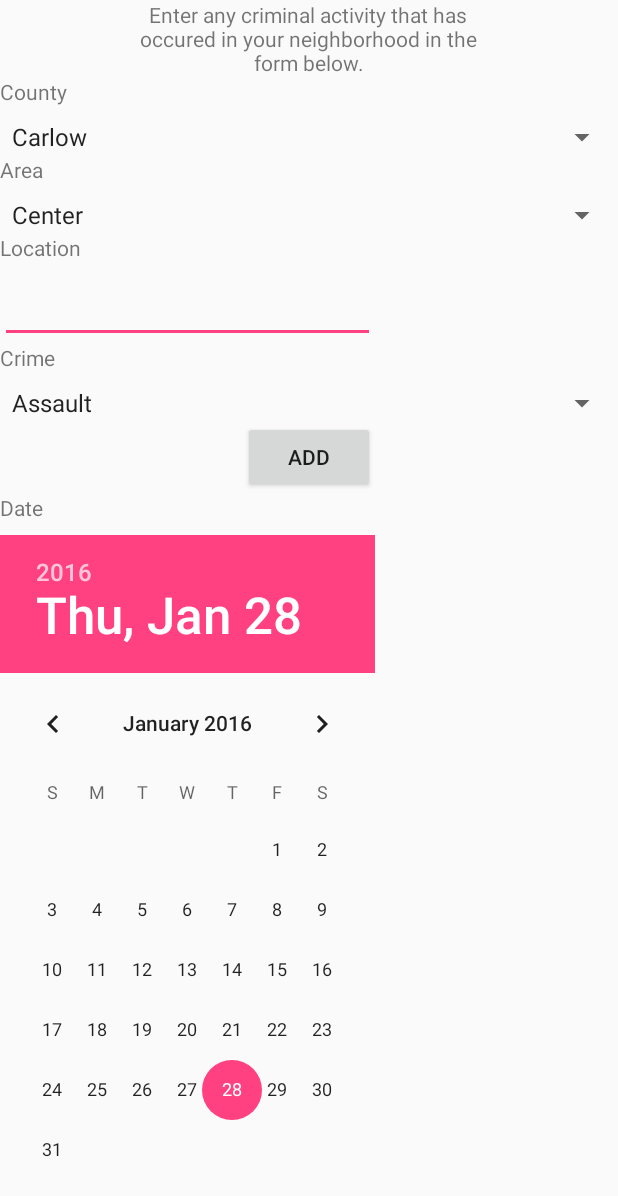
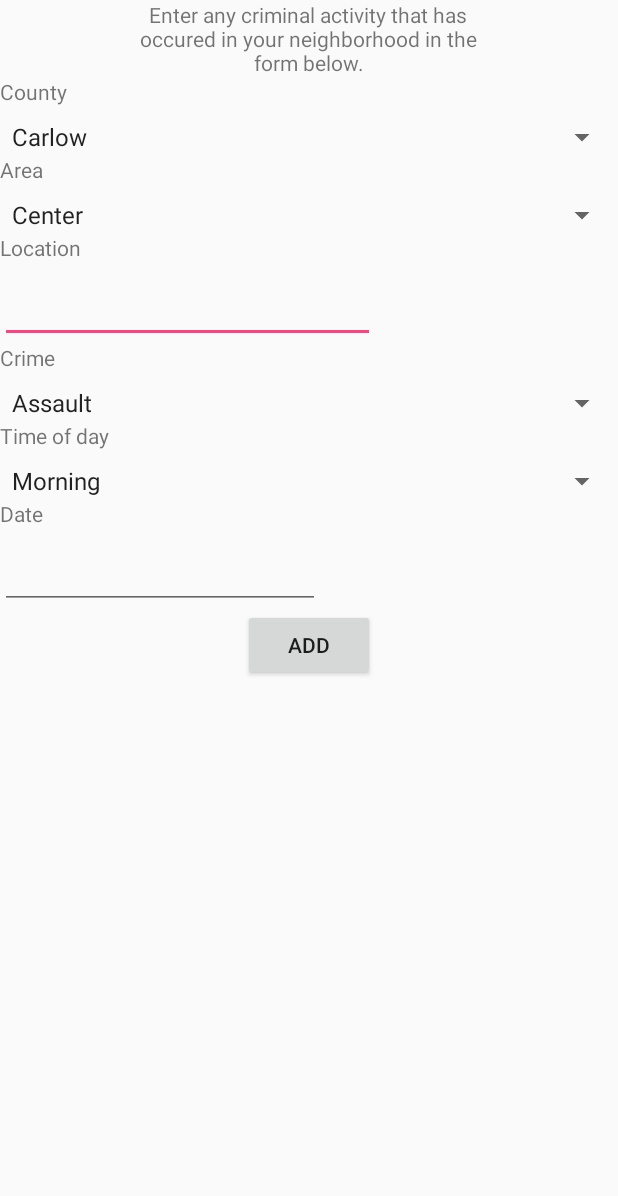
Before and after one commit to CillinLyons/Map, an Android app: the CrimeInput screen opened directly, with no data from a screen before it, on a phone screen of 412 x 824 dp. Shown: the top 1196 px of the screen. Run offline under Robolectric (Android 15) with nearby library versions, the phone set to English and light mode, and no system bars; libraries missing offline, so code that uses them is left out: com.microsoft.windowsazure; 3 statements that could not run were skipped.

Commit message:
Crime input complete. Login and register XML pages set up.

```diff
--- a/app/src/main/java/com/example/cillin/map/CrimeInput.java
+++ b/app/src/main/java/com/example/cillin/map/CrimeInput.java
@@ -2,6 +2,7 @@ package com.example.cillin.map;
 
 import android.app.Activity;
 import android.app.AlertDialog;
+import android.content.ContentValues;
 import android.os.AsyncTask;
 import android.os.Build;
 import android.os.Bundle;
@@ -9,10 +10,12 @@ import android.view.Menu;
 import android.view.View;
 import android.widget.AdapterView;
 import android.widget.ArrayAdapter;
+import android.widget.DatePicker;
 import android.widget.EditText;
 import android.widget.ProgressBar;
 import android.widget.Spinner;
 import android.support.v4.app.DialogFragment;
+
 
 import com.google.common.util.concurrent.FutureCallback;
 import com.google.common.util.concurrent.Futures;
@@ -32,7 +35,12 @@ import com.microsoft.windowsazure.mobileservices.table.sync.localstore.SQLiteLoc
 import com.microsoft.windowsazure.mobileservices.table.sync.synchandler.SimpleSyncHandler;
 
 import java.net.MalformedURLException;
+import java.text.DateFormat;
+import java.text.SimpleDateFormat;
+import java.util.Calendar;
+import java.util.Date;
 import java.util.HashMap;
+import java.util.Locale;
 import java.util.Map;
 import java.util.concurrent.ExecutionException;
 
@@ -54,6 +62,10 @@ public class CrimeInput extends  Activity
     private Spinner crimeSpinnerVar;
     private Spinner countySpinnerVar;
     private Spinner areaSpinnerVar;
+    private Spinner timeSpinnerVar;
+    //private DatePicker datePickerVar;
+    private EditText dateTextVar;
+
 
     /**
      * Progress spinner to use for table operations
@@ -99,6 +111,8 @@ public class CrimeInput extends  Activity
         countySpinnerVar = (Spinner) findViewById(R.id.countySpinner);
         areaSpinnerVar = (Spinner) findViewById(R.id.areaSpinner);
         locationTextVar = (EditText) findViewById(R.id.locationText);
+        timeSpinnerVar = (Spinner) findViewById(R.id.timeSpinner);
+        dateTextVar = (EditText) findViewById(R.id.dateText);
 
         // Create an ArrayAdapter using the string array and a default spinner layout
         ArrayAdapter<CharSequence> crime_adapter = ArrayAdapter.createFromResource(this,
@@ -107,6 +121,8 @@ public class CrimeInput extends  Activity
         crime_adapter.setDropDownViewResource(android.R.layout.simple_spinner_dropdown_item);
         // Apply the adapter to the spinner
         crimeSpinnerVar.setAdapter(crime_adapter);
+        //crimeSpinnerVar.setOnItemSelectedListener(new AdapterView.OnItemClickListener());
+
 
         // Create an ArrayAdapter using the string array and a default spinner layout
         ArrayAdapter<CharSequence> counties_adapter = ArrayAdapter.createFromResource(this,
@@ -123,23 +139,38 @@ public class CrimeInput extends  Activity
         area_adapter.setDropDownViewResource(android.R.layout.simple_spinner_dropdown_item);
         // Apply the adapter to the spinner
         areaSpinnerVar.setAdapter(area_adapter);
+
+        // Create an ArrayAdapter using the string array and a default spinner layout
+        ArrayAdapter<CharSequence> time_adapter = ArrayAdapter.createFromResource(this,
+                R.array.time_array, android.R.layout.simple_spinner_item);
+        // Specify the layout to use when the list of choices appears
+        time_adapter.setDropDownViewResource(android.R.layout.simple_spinner_dropdown_item);
+        // Apply the adapter to the spinner
+        timeSpinnerVar.setAdapter(time_adapter);
     }
-
-
-    /**
-     * Initializes the activity menu
-     */
-    /*@Override
-    public boolean onCreateOptionsMenu(Menu menu) {
-        getMenuInflater().inflate(R.menu.crime_input, menu);
-        return true;
-    }*/
 
     /**
      * Add a new item
      *
      * @param view The view that originated the call
+     *
      */
+
+    /*public  void onDateSet(DatePicker view,int year,int monthOfYear, int dayOfMonth) {
+        dateTime.set(year,monthOfYear,dayOfMonth);
+
+        int Year = year;   // Here you can get day,month and year.
+        int month = monthOfYear;
+        int day = dayOfMonth;
+
+        ContentValues values = new ContentValues();
+
+        values.put("Day",dayOfMonth);
+        values.put("Month",monthOfYear);
+        values.put("Year",year);
+
+    }*/
+
     public void addItem(View view) {
         if (mClient == null) {
             return;
@@ -149,14 +180,30 @@ public class CrimeInput extends  Activity
         final Crime crime = new Crime();
 
 
-        crime.setCounty(countySpinnerVar.toString());
+        crime.setCounty(countySpinnerVar.getSelectedItem().toString());
         crime.setComplete(false);
-        crime.setCompass(areaSpinnerVar.toString());
+        crime.setCompass(areaSpinnerVar.getSelectedItem().toString());
         crime.setComplete(false);
         crime.setArea(locationTextVar.getText().toString());
         crime.setComplete(false);
-        crime.setCrime(crimeSpinnerVar.toString());
+        crime.setCrime(crimeSpinnerVar.getSelectedItem().toString());
         crime.setComplete(false);
+        crime.setTime(timeSpinnerVar.getSelectedItem().toString());
+        crime.setComplete(true);
+
+        try {
+            SimpleDateFormat sdf = new SimpleDateFormat("yyyy/dd/MM");
+            //String dt = sdf.format(dateTextVar.getText().toString());
+            //String bluh = dateTextVar.getText().toString();
+            Date date = sdf.parse(dateTextVar.getText().toString());
+            crime.setDate(date);
+            crime.setComplete(false);
+        }
+        catch (Exception e)
+        {
+
+        }
+
 
         // Insert the new item
         AsyncTask<Void, Void, Void> task = new AsyncTask<Void, Void, Void>() {
@@ -184,6 +231,7 @@ public class CrimeInput extends  Activity
         runAsyncTask(task);
 
         locationTextVar.setText("");
+        dateTextVar.setText("");
     }
 
     /**
@@ -221,6 +269,8 @@ public class CrimeInput extends  Activity
                     tableDefinition.put("compass", ColumnDataType.String);
                     tableDefinition.put("area", ColumnDataType.String);
                     tableDefinition.put("crime", ColumnDataType.String);
+                    tableDefinition.put("time", ColumnDataType.String);
+                    tableDefinition.put("date", ColumnDataType.String);
                     tableDefinition.put("complete", ColumnDataType.Boolean);
 
                     localStore.defineTable("Crime", tableDefinition);
--- a/app/src/main/res/layout/crime_input.xml
+++ b/app/src/main/res/layout/crime_input.xml
@@ -1,7 +1,11 @@
 <?xml version="1.0" encoding="utf-8"?>
-<LinearLayout xmlns:android="http://schemas.android.com/apk/res/android"
+<ScrollView xmlns:android="http://schemas.android.com/apk/res/android"
     android:orientation="vertical" android:layout_width="match_parent"
     android:layout_height="match_parent">
+
+    <LinearLayout xmlns:android="http://schemas.android.com/apk/res/android"
+        android:orientation="vertical" android:layout_width="match_parent"
+        android:layout_height="match_parent">
 
     <TextView
         android:layout_width="250dp"
@@ -36,7 +40,6 @@
     <Spinner
         android:layout_width="match_parent"
         android:layout_height="wrap_content"
-        android:layout_alignParentRight="true"
         android:id="@+id/areaSpinner"
         >
     </Spinner>
@@ -63,30 +66,46 @@
     <Spinner
         android:layout_width="match_parent"
         android:layout_height="wrap_content"
-        android:layout_alignParentRight="true"
         android:id="@+id/crimeSpinner"
         >
     </Spinner>
 
-    <Button
-        android:layout_width="wrap_content"
-        android:layout_height="wrap_content"
-        android:text="Add"
-        android:id="@+id/add"
-        android:onClick="addItem"
-        android:layout_gravity="center_horizontal" />
 
-    <TextView
+        <TextView
+            android:layout_width="90dp"
+            android:layout_height="28dp"
+            android:text="Time of day"
+            android:id="@+id/time"/>
+
+        <Spinner
+            android:layout_width="match_parent"
+            android:layout_height="wrap_content"
+            android:id="@+id/timeSpinner"
+            >
+        </Spinner>
+
+
+        <TextView
         android:layout_width="59dp"
         android:layout_height="28dp"
-        android:layout_alignParentLeft="true"
         android:text="Date"
         android:id="@+id/date"/>
 
-    <DatePicker
-        android:layout_width="250dp"
-        android:layout_height="match_parent"
-        android:id="@+id/datePicker" />
 
+        <EditText
+            android:layout_width="wrap_content"
+            android:layout_height="wrap_content"
+            android:ems="10"
+            android:id="@+id/dateText" />
 
-</LinearLayout>
+        <Button
+            android:layout_width="wrap_content"
+            android:layout_height="wrap_content"
+            android:text="Add"
+            android:id="@+id/add"
+            android:onClick="addItem"
+            android:layout_gravity="center_horizontal" />
+
+    </LinearLayout>
+
+</ScrollView>
--- a/app/src/main/res/values/strings.xml
+++ b/app/src/main/res/values/strings.xml
@@ -51,4 +51,17 @@
         <item>Sexual offence</item>
         <item>Theft</item>
     </string-array>
+
+    //Times of the day
+    <string-array name="time_array">
+        <item>Morning</item>
+        <item>Afternoon</item>
+        <item>Evening</item>
+        <item>Night</item>
+    </string-array>
+
+    <string-array name="membership_array">
+        <item>Leader</item>
+        <item>Member</item>
+        </string-array>>
 </resources>
```
Also changed, not shown: app/src/main/java/com/example/cillin/map/Crime.java (+43 -10 lines), app/src/main/java/com/example/cillin/map/Register.java (added, +7 -0 lines), app/src/main/res/layout/cover_page.xml (added, +42 -0 lines), app/src/main/res/layout/register.xml (added, +165 -0 lines), app/src/main/res/layout/sign_in.xml (added, +37 -0 lines), app/src/main/cover-web.png (added), app/src/main/res/mipmap-hdpi/cover.png (added), app/src/main/res/mipmap-mdpi/cover.png (added), app/src/main/res/mipmap-xhdpi/cover.png (added), app/src/main/res/mipmap-xxhdpi/cover.png (added), app/src/main/res/mipmap-xxxhdpi/cover.png (added).
